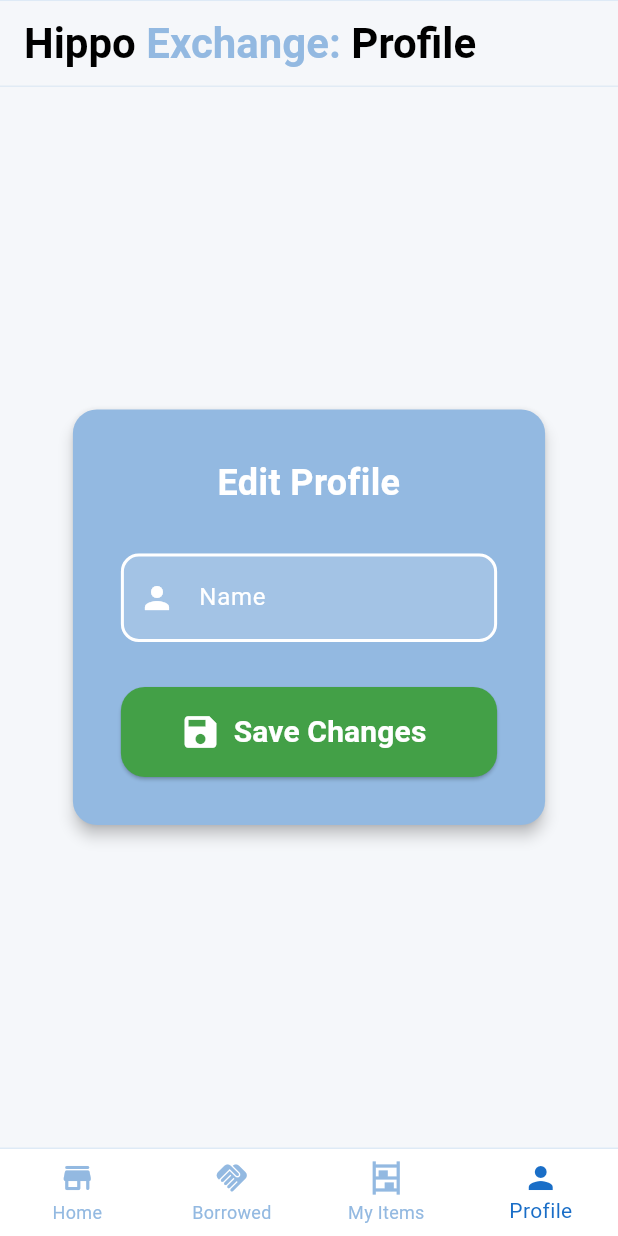
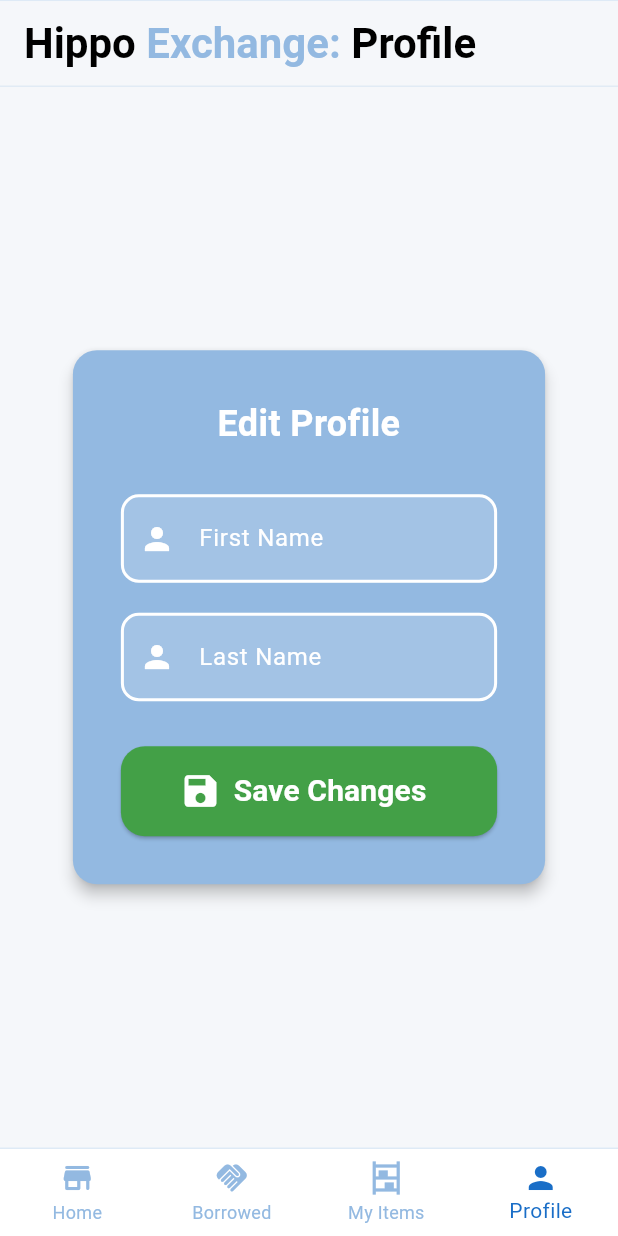
Before and after one commit to SE-Capstone-Team/Mobile-Hippo-Enterprise, a Flutter app: the screen it shows once a user with an empty profile is signed in, item 4 of the bottom bar chosen, after a tap on the "edit" icon, on a phone screen of 412 x 824 dp. Run offline on Flutter 3.47's test engine with Material 3 defaults, Android fonts, the phone set to English and light mode, and no system bars; our stand-ins replace cloud_firestore, firebase_auth, firebase_core, firebase_storage, image_picker; accounts and stored records are empty.

Commit message:
name works again including editing

```diff
--- a/hippo_exchange_mobile_app/lib/pages/profilePage.dart
+++ b/hippo_exchange_mobile_app/lib/pages/profilePage.dart
@@ -50,14 +50,14 @@ class _UserProfilePageState extends State<UserProfilePage> {
     final _db = FirebaseFirestore.instanceFor(app: Firebase.app(), databaseId: AuthService.kFirestoreDbId);
     final DocumentReference userProfileRef = _db.collection('profiles').doc(user?.uid);
     final userProfile = await userProfileRef.get();
-    final firstName = userProfile['firstName'];
-    final lastName = userProfile['lastName'];
-    final address = userProfile['address'];
+    final loadedFirstName = userProfile['firstName'] ?? '';
+    final loadedLastName = userProfile['lastName'] ?? '';
 
     try {
-      final user = FirebaseAuth.instance.currentUser;
       if (user != null) {
         setState(() {
+          firstName = loadedFirstName;
+          lastName = loadedLastName;
           email = user.email ?? "No email";
           accountCreationDate = user.metadata.creationTime?.toString().split(' ')[0] ?? "Unknown";
           _isLoading = false;
@@ -99,14 +99,19 @@ class _UserProfilePageState extends State<UserProfilePage> {
       // Save changes when switching back from edit mode
       try {
         // Update local variables (only name since email is hidden)
-        firstName = _firstNameController.text;
-        lastName = _lastNameController.text;
+        final newFirstName = _firstNameController.text;
+        final newLastName = _lastNameController.text;
 
         // Update Firebase profile
         await AuthService().updateUserProfile(
-          firstName: firstName.isNotEmpty ? firstName : null,
-          lastName: lastName.isNotEmpty ? lastName : null,
+          firstName: newFirstName.isNotEmpty ? newFirstName : null,
+          lastName: newLastName.isNotEmpty ? newLastName : null,
         );
+
+        setState(() {
+          firstName = newFirstName;
+          lastName = newLastName;
+        });
 
         if (mounted) {
           ScaffoldMessenger.of(context).showSnackBar(
@@ -136,7 +141,7 @@ class _UserProfilePageState extends State<UserProfilePage> {
         labelText: label,
         labelStyle: const TextStyle(color: Colors.white, fontSize: 16),
         prefixIcon: Icon(
-          label == "Name" ? Icons.person : Icons.email,
+          label.contains("Name") ? Icons.person : Icons.email,
           color: Colors.white,
           size: 24,
         ),
@@ -236,6 +241,9 @@ class _UserProfilePageState extends State<UserProfilePage> {
   }
 
   Widget _buildDisplayMode() {
+    final lastInitial = lastName.isNotEmpty ? '${lastName[0]}.' : '';
+    final displayName = '$firstName $lastInitial';
+
     return Column(
       children: [
         // Profile avatar in blue circle - larger
@@ -272,7 +280,7 @@ class _UserProfilePageState extends State<UserProfilePage> {
             padding: const EdgeInsets.all(32),
             child: Column(
               children: [
-                _buildInfoRow(Icons.person, "Name", firstName),
+                _buildInfoRow(Icons.person, "Name", displayName),
                 const SizedBox(height: 24),
                 _buildInfoRow(Icons.email, "Email", email),
                 if (accountCreationDate != null) ...[
@@ -333,7 +341,9 @@ class _UserProfilePageState extends State<UserProfilePage> {
               textAlign: TextAlign.center,
             ),
             const SizedBox(height: 30),
-            _buildEditField("Name", _firstNameController),
+            _buildEditField("First Name", _firstNameController),
+            const SizedBox(height: 20),
+            _buildEditField("Last Name", _lastNameController),
             const SizedBox(height: 30),
 
             // Save button - larger and below edit fields
```
